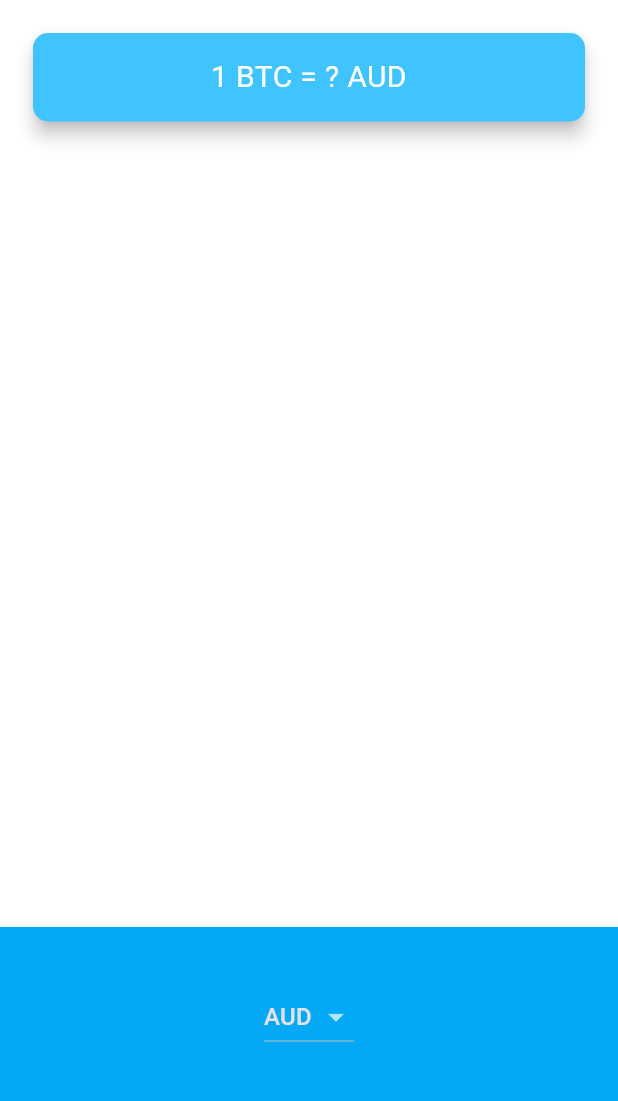
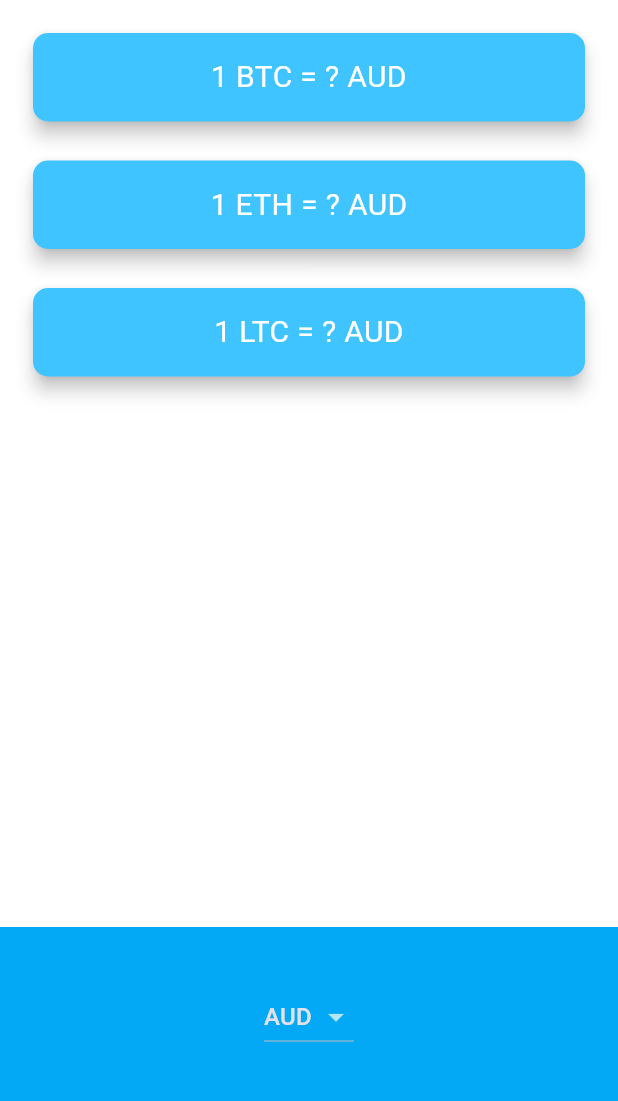
Before and after one commit to Sharmaaryan555/Flutter-Course, a Flutter app: the screen it shows after launch, on a phone screen of 412 x 824 dp, the part 84-1185 px from its top. Run offline on Flutter 3.47's test engine with Material 3 defaults, Android fonts, the phone set to English and light mode, and no system bars; network calls fail.

Commit message:
Gold Medal Challenge Completed

```diff
--- a/lib/coin_data.dart
+++ b/lib/coin_data.dart
@@ -31,27 +31,32 @@ const List<String> cryptoList = [
   'LTC',
 ];
 
-const bitcoinAverageURL =
-    'https://rest.coinapi.io/v1/exchangerate';
+const coinAPIURL = 'https://rest.coinapi.io/v1/exchangerate';
 
 const apiKey = '';
 
 class CoinData {
-
   //3: Update getCoinData to take the selectedCurrency as an input.
   Future getCoinData(String selectedCurrency) async {
-    print(selectedCurrency);
-    //4: Update the URL to use the selectedCurrency input.
-    String requestURL = '$bitcoinAverageURL/BTC/$selectedCurrency?apikey=$apiKey';
+    //4: Use a for loop here to loop through the cryptoList and request the data for each of them in turn.
+    //5: Return a Map of the results instead of a single value.
+    Map<String, String> cryptoPrices = {};
+    for (String crypto in cryptoList) {
+      //Update the URL to use the crypto symbol from the cryptoList
+      String requestURL =
+          '$coinAPIURL/$crypto/$selectedCurrency?apikey=$apiKey';
       Uri url = Uri.parse(requestURL);
       http.Response response = await http.get(url);
       if (response.statusCode == 200) {
         var decodedData = jsonDecode(response.body);
         double lastPrice = decodedData['rate'];
-      return lastPrice.toStringAsFixed(0);
+//Create a new key value pair, with the key being the crypto symbol and the value being the lastPrice of that crypto currency.
+        cryptoPrices[crypto] = lastPrice.toStringAsFixed(0);
       } else {
         print(response.statusCode);
         throw 'Problem with the get request';
       }
     }
+    return cryptoPrices;
   }
+}
--- a/lib/price_screen.dart
+++ b/lib/price_screen.dart
@@ -11,7 +11,6 @@ class PriceScreen extends StatefulWidget {
 }
 
 class _PriceScreenState extends State<PriceScreen> {
-  //6: Update the default currency to AUD, the first item in the currencyList.
   String selectedCurrency = 'AUD';
 
 
@@ -32,7 +31,6 @@ class _PriceScreenState extends State<PriceScreen> {
       onChanged: (value) {
         setState(() {
           selectedCurrency = value!;
-          //2: Call getData() when the picker/dropdown changes.
           getData();
         });
       },
@@ -52,9 +50,7 @@ class _PriceScreenState extends State<PriceScreen> {
       onSelectedItemChanged: (selectedIndex) {
         print(selectedIndex);
         setState(() {
-          //1: Save the selected currency to the property selectedCurrency
           selectedCurrency = currenciesList[selectedIndex];
-          //2: Call getData() when the picker/dropdown changes.
           getData();
         });
       },
@@ -62,14 +58,21 @@ class _PriceScreenState extends State<PriceScreen> {
     );
   }
 
-  String bitcoinValue = '?';
+  //value had to be updated into a Map to store the values of all three cryptocurrencies.
+  Map<String, String> coinValues = {};
+  //7: Figure out a way of displaying a '?' on screen while we're waiting for the price data to come back. First we have to create a variable to keep track of when we're waiting on the request to complete.
+  bool isWaiting = false;
 
   void getData() async {
+    //7: Second, we set it to true when we initiate the request for prices.
+    isWaiting = true;
     try {
-      //We're now passing the selectedCurrency when we call getCoinData().
+      //6: Update this method to receive a Map containing the crypto:price key value pairs.
       var data = await CoinData().getCoinData(selectedCurrency);
+      //7. Third, as soon the above line of code completes, we now have the data and no longer need to wait. So we can set isWaiting to false.
+      isWaiting = false;
       setState(() {
-        bitcoinValue = data;
+        coinValues = data;
       });
     } catch (e) {
       print(e);
@@ -93,29 +96,28 @@ class _PriceScreenState extends State<PriceScreen> {
       body: Column(
         mainAxisAlignment: MainAxisAlignment.spaceBetween,
         crossAxisAlignment: CrossAxisAlignment.stretch,
-        children: [
-          Padding(
-            padding: const EdgeInsets.fromLTRB(18.0, 18.0, 18.0, 0),
-            child: Card(
-              color: Colors.lightBlueAccent,
-              elevation: 5.0,
-              shape: RoundedRectangleBorder(
-                borderRadius: BorderRadius.circular(10.0),
+        children: <Widget>[
+          //3: You'll need to use a Column Widget to contain the three CryptoCards.
+          Column(
+            crossAxisAlignment: CrossAxisAlignment.stretch,
+            children: <Widget>[
+              CryptoCard(
+                cryptoCurrency: 'BTC',
+                //7. Finally, we use a ternary operator to check if we are waiting and if so, we'll display a '?' otherwise we'll show the actual price data.
+                value: isWaiting ? '?' : coinValues['BTC'],
+                selectedCurrency: selectedCurrency,
               ),
-              child: Padding(
-                padding: const EdgeInsets.symmetric(
-                    vertical: 15.0, horizontal: 28.0),
-                child: Text(
-                  //5: Update the currency name depending on the selectedCurrency.
-                  '1 BTC = $bitcoinValue $selectedCurrency',
-                  textAlign: TextAlign.center,
-                  style: TextStyle(
-                    fontSize: 20.0,
-                    color: Colors.white,
-                  ),
-                ),
+              CryptoCard(
+                cryptoCurrency: 'ETH',
+                value: isWaiting ? '?' : coinValues['ETH'],
+                selectedCurrency: selectedCurrency,
               ),
-            ),
+              CryptoCard(
+                cryptoCurrency: 'LTC',
+                value: isWaiting ? '?' : coinValues['LTC'],
+                selectedCurrency: selectedCurrency,
+              ),
+            ],
           ),
           Container(
             height: 150.0,
@@ -129,3 +131,42 @@ class _PriceScreenState extends State<PriceScreen> {
     );
   }
 }
+
+//1: Refactor this Padding Widget into a separate Stateless Widget called CryptoCard, so we can create 3 of them, one for each cryptocurrency.
+class CryptoCard extends StatelessWidget {
+  //2: You'll need to able to pass the selectedCurrency, value and cryptoCurrency to the constructor of this CryptoCard Widget.
+  const CryptoCard({
+    this.value,
+    this.selectedCurrency,
+    this.cryptoCurrency,
+  });
+
+  final String? value;
+  final String? selectedCurrency;
+  final String? cryptoCurrency;
+
+  @override
+  Widget build(BuildContext context) {
+    return Padding(
+      padding: EdgeInsets.fromLTRB(18.0, 18.0, 18.0, 0),
+      child: Card(
+        color: Colors.lightBlueAccent,
+        elevation: 5.0,
+        shape: RoundedRectangleBorder(
+          borderRadius: BorderRadius.circular(10.0),
+        ),
+        child: Padding(
+          padding: EdgeInsets.symmetric(vertical: 15.0, horizontal: 28.0),
+          child: Text(
+            '1 $cryptoCurrency = $value $selectedCurrency',
+            textAlign: TextAlign.center,
+            style: TextStyle(
+              fontSize: 20.0,
+              color: Colors.white,
+            ),
+          ),
+        ),
+      ),
+    );
+  }
+}
```
Lines whose indentation alone changed are shown as unchanged.
